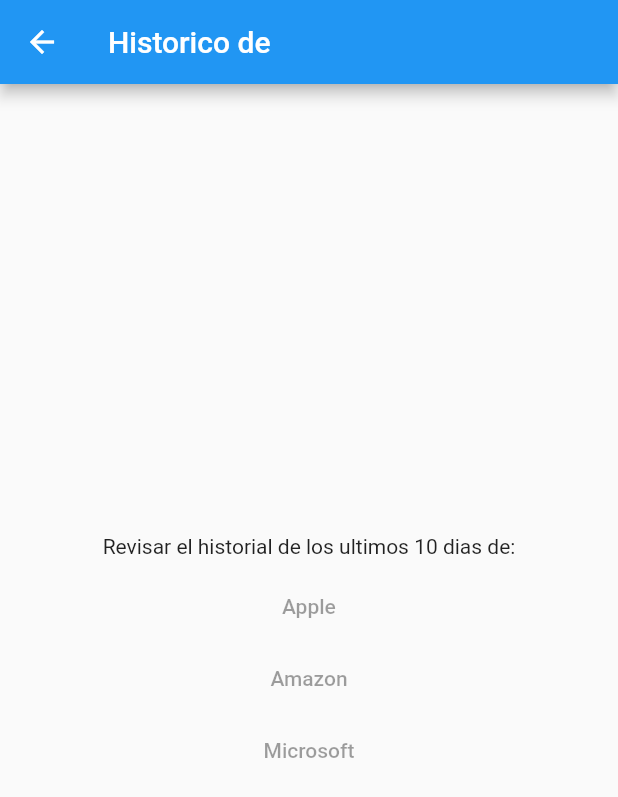
After one commit to Edgarzerocool/alonsofinanzas, a Flutter app: the empresas screen opened directly, after a tap on "Apple", on a phone screen of 412 x 824 dp. The commit adds this screen. Shown: the top 797 px of the screen. Run offline on Flutter 3.47's test engine with Material 2 defaults, Android fonts, the phone set to English and light mode, and no system bars; network calls fail.

Commit message:
se agrega la vista de empresas, vista de detalle del historico y modelo de la respuesta del servicio

```diff
--- a/lib/empresas.dart
+++ b/lib/empresas.dart
@@ -1,5 +1,6 @@
 import 'package:flutter/cupertino.dart';
 import 'package:flutter/material.dart';
+import 'historicoEmpresa.dart';
 
 class empresas extends StatelessWidget {
   const empresas({key});
@@ -20,7 +21,10 @@ class empresas extends StatelessWidget {
             ),
             FlatButton(
               color: Colors.blue,
-              onPressed: null,
+              onPressed: () {
+                Navigator.push(context,
+                  MaterialPageRoute(builder: (context) => const historicoEmpresa()),);
+              },
               child: const Text("Apple"),
             ),
             FlatButton(
--- /dev/null
+++ b/lib/historicoEmpresa.dart
@@ -0,0 +1,70 @@
+import 'dart:convert';
+
+import 'package:flutter/cupertino.dart';
+import 'package:flutter/material.dart';
+import 'package:http/http.dart' as http;
+import 'modelos/historico.dart';
+
+class historicoEmpresa extends StatelessWidget {
+  const historicoEmpresa({key});
+
+
+  Future<historico> recuperarHitorico() async {
+    var headers = {
+      'X-API-KEY': 'API_KEY'
+    };
+    final response = await http.get('https://yfapi.net/v8/finance/spark?interval=1d&range=10d&symbols=AAPL',headers: headers);
+    print(response.statusCode);
+    if (response != null) {
+      if (response.body != null && response.body.isNotEmpty) {
+        if (response.statusCode == 200) {
+          var json = jsonDecode(response.body);
+          json = json['AAPL'];
+          print (json);
+          var detalles_historico = historico.fromJson(json);
+          print(detalles_historico);
+          return detalles_historico;
+        }else if (response.statusCode == 401) {
+          print("error");
+          return null;
+        }
+      }
+    }
+  }
+
+  @override
+  Widget build(BuildContext context) {
+    recuperarHitorico();
+    return Scaffold(
+      appBar: AppBar(
+        title: const Text('Historico de '),
+      ),
+      body: Center(
+        child: Column(
+          mainAxisAlignment: MainAxisAlignment.center,
+          children: <Widget>[
+            Padding(
+              padding: const EdgeInsets.only(bottom: 8.0),
+              child: Text("Revisar el historial de los ultimos 10 dias de:"),
+            ),
+            FlatButton(
+              color: Colors.blue,
+              onPressed: null,
+              child: const Text("Apple"),
+            ),
+            FlatButton(
+              color: Colors.blue,
+              onPressed: null,
+              child: const Text("Amazon"),
+            ),
+            FlatButton(
+              color: Colors.blue,
+              onPressed: null,
+              child: const Text("Microsoft"),
+            ),
+          ],
+        ),
+      ),
+    );
+  }
+}
--- /dev/null
+++ b/lib/modelos/historico.dart
@@ -0,0 +1,45 @@
+
+class historico {
+  List<int> timestamp;
+  String symbol;
+  Null previousClose;
+  double chartPreviousClose;
+  Null end;
+  Null start;
+  List<double> close;
+  int dataGranularity;
+
+  historico(
+      {this.timestamp,
+        this.symbol,
+        this.previousClose,
+        this.chartPreviousClose,
+        this.end,
+        this.start,
+        this.close,
+        this.dataGranularity});
+
+  historico.fromJson(Map<String, dynamic> json) {
+    timestamp = json['timestamp'].cast<int>();
+    symbol = json['symbol'];
+    previousClose = json['previousClose'];
+    chartPreviousClose = json['chartPreviousClose'];
+    end = json['end'];
+    start = json['start'];
+    close = json['close'].cast<double>();
+    dataGranularity = json['dataGranularity'];
+  }
+
+  Map<String, dynamic> toJson() {
+    final Map<String, dynamic> data = new Map<String, dynamic>();
+    data['timestamp'] = this.timestamp;
+    data['symbol'] = this.symbol;
+    data['previousClose'] = this.previousClose;
+    data['chartPreviousClose'] = this.chartPreviousClose;
+    data['end'] = this.end;
+    data['start'] = this.start;
+    data['close'] = this.close;
+    data['dataGranularity'] = this.dataGranularity;
+    return data;
+  }
+}
--- a/pubspec.yaml
+++ b/pubspec.yaml
@@ -23,6 +23,7 @@ dependencies:
   # The following adds the Cupertino Icons font to your application.
   # Use with the CupertinoIcons class for iOS style icons.
   cupertino_icons: ^0.1.2
+  http: ^0.12.0+2
 
 dev_dependencies:
   flutter_test:
```
